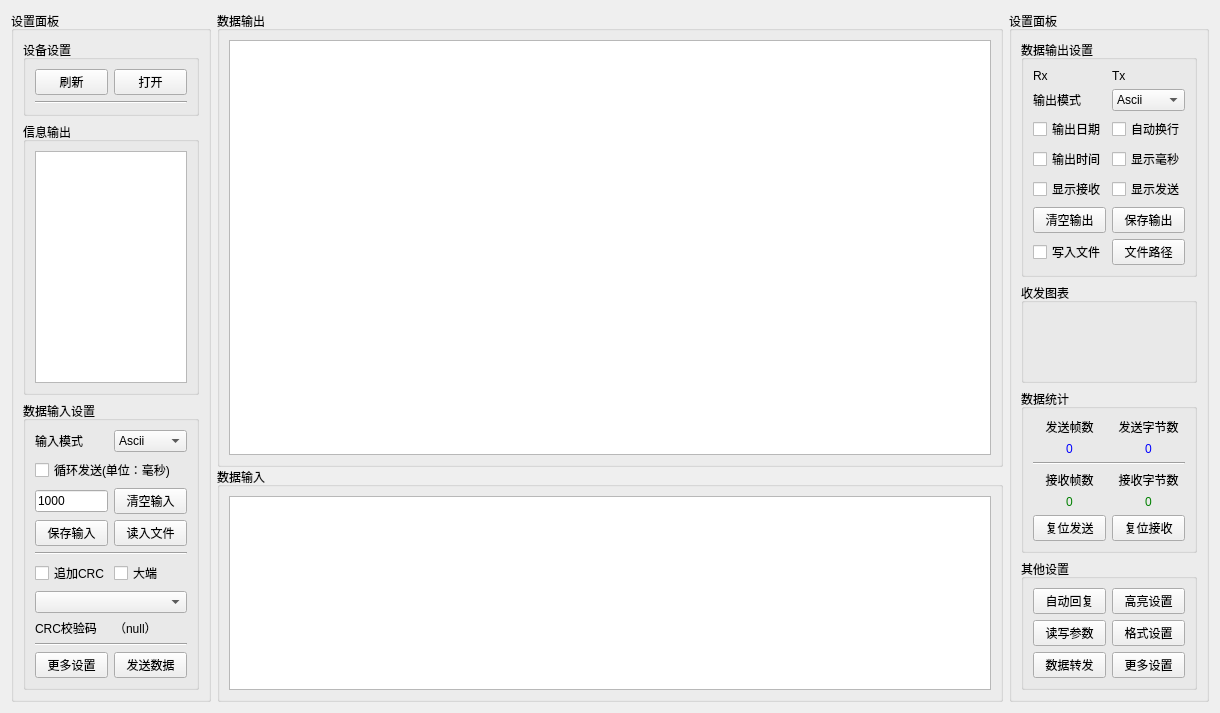
This is Src/Common/SAKDebugPage/SAKDebugPage.ui in x-tools-author/x-tools as Qt 5 draws it before an edit. The edited form follows.
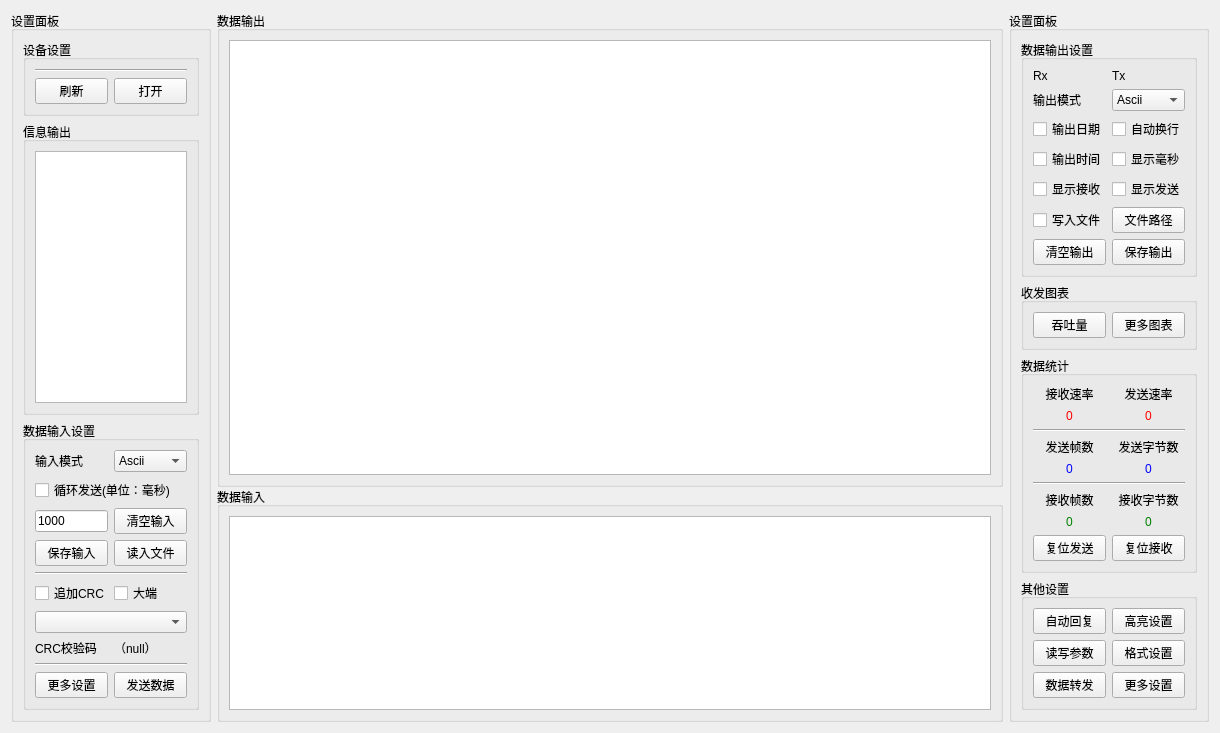
This is the edited form.

The edit to the form file:
```diff
--- a/Src/Common/SAKDebugPage/SAKDebugPage.ui
+++ b/Src/Common/SAKDebugPage/SAKDebugPage.ui
@@ -106,24 +106,24 @@
          <string>设备设置</string>
         </property>
         <layout class="QGridLayout" name="gridLayout_9">
-         <item row="0" column="1">
-          <widget class="QPushButton" name="switchPushButton">
-           <property name="text">
-            <string>打开</string>
+         <item row="1" column="0" colspan="2">
+          <widget class="Line" name="line_2">
+           <property name="orientation">
+            <enum>Qt::Horizontal</enum>
            </property>
           </widget>
          </item>
-         <item row="0" column="0">
+         <item row="2" column="0">
           <widget class="QPushButton" name="refreshPushButton">
            <property name="text">
             <string>刷新</string>
            </property>
           </widget>
          </item>
-         <item row="1" column="0" colspan="2">
-          <widget class="Line" name="line_2">
-           <property name="orientation">
-            <enum>Qt::Horizontal</enum>
+         <item row="2" column="1">
+          <widget class="QPushButton" name="switchPushButton">
+           <property name="text">
+            <string>打开</string>
            </property>
           </widget>
          </item>
@@ -383,13 +383,6 @@
            </property>
           </widget>
          </item>
-         <item row="9" column="0" colspan="2">
-          <widget class="QPushButton" name="clearOutputPushButton">
-           <property name="text">
-            <string>清空输出</string>
-           </property>
-          </widget>
-         </item>
          <item row="3" column="0" colspan="2">
           <widget class="QCheckBox" name="showDateCheckBox">
            <property name="text">
@@ -397,13 +390,6 @@
            </property>
           </widget>
          </item>
-         <item row="9" column="2" colspan="2">
-          <widget class="QPushButton" name="saveOutputPushButton">
-           <property name="text">
-            <string>保存输出</string>
-           </property>
-          </widget>
-         </item>
          <item row="1" column="2" colspan="2">
           <widget class="QComboBox" name="outputModelComboBox">
            <property name="currentIndex">
@@ -448,13 +434,6 @@
            </property>
           </widget>
          </item>
-         <item row="10" column="0" colspan="2">
-          <widget class="QCheckBox" name="checkBox_2">
-           <property name="text">
-            <string>写入文件</string>
-           </property>
-          </widget>
-         </item>
          <item row="3" column="2" colspan="2">
           <widget class="QCheckBox" name="autoWrapCheckBox">
            <property name="text">
@@ -462,13 +441,6 @@
            </property>
           </widget>
          </item>
-         <item row="10" column="2" colspan="2">
-          <widget class="QPushButton" name="pushButton_5">
-           <property name="text">
-            <string>文件路径</string>
-           </property>
-          </widget>
-         </item>
          <item row="0" column="2">
           <widget class="QLabel" name="label_12">
            <property name="text">
@@ -476,20 +448,70 @@
            </property>
           </widget>
          </item>
+         <item row="9" column="2" colspan="2">
+          <widget class="QPushButton" name="outputFilePathPushButton">
+           <property name="text">
+            <string>文件路径</string>
+           </property>
+          </widget>
+         </item>
+         <item row="9" column="0" colspan="2">
+          <widget class="QCheckBox" name="checkBox_2">
+           <property name="text">
+            <string>写入文件</string>
+           </property>
+          </widget>
+         </item>
+         <item row="10" column="2" colspan="2">
+          <widget class="QPushButton" name="saveOutputPushButton">
+           <property name="text">
+            <string>保存输出</string>
+           </property>
+          </widget>
+         </item>
+         <item row="10" column="0" colspan="2">
+          <widget class="QPushButton" name="clearOutputPushButton">
+           <property name="text">
+            <string>清空输出</string>
+           </property>
+          </widget>
+         </item>
         </layout>
        </widget>
       </item>
       <item>
-       <widget class="QGroupBox" name="groupBox_10">
+       <widget class="QGroupBox" name="charGroupBox">
+        <property name="sizePolicy">
+         <sizepolicy hsizetype="Preferred" vsizetype="Preferred">
+          <horstretch>0</horstretch>
+          <verstretch>0</verstretch>
+         </sizepolicy>
+        </property>
         <property name="minimumSize">
          <size>
           <width>0</width>
-          <height>100</height>
+          <height>0</height>
          </size>
         </property>
         <property name="title">
          <string>收发图表</string>
         </property>
+        <layout class="QGridLayout" name="gridLayout_7">
+         <item row="0" column="0">
+          <widget class="QPushButton" name="pushButton">
+           <property name="text">
+            <string>吞吐量</string>
+           </property>
+          </widget>
+         </item>
+         <item row="0" column="1">
+          <widget class="QPushButton" name="pushButton_2">
+           <property name="text">
+            <string>更多图表</string>
+           </property>
+          </widget>
+         </item>
+        </layout>
        </widget>
       </item>
       <item>
@@ -504,7 +526,61 @@
          <string>数据统计</string>
         </property>
         <layout class="QGridLayout" name="gridLayout_5">
-         <item row="1" column="0">
+         <item row="5" column="0" colspan="2">
+          <widget class="Line" name="line">
+           <property name="orientation">
+            <enum>Qt::Horizontal</enum>
+           </property>
+          </widget>
+         </item>
+         <item row="8" column="1">
+          <widget class="QPushButton" name="resetRxCountPushButton">
+           <property name="text">
+            <string>复位接收</string>
+           </property>
+          </widget>
+         </item>
+         <item row="0" column="0">
+          <widget class="QLabel" name="label">
+           <property name="text">
+            <string>接收速率</string>
+           </property>
+           <property name="alignment">
+            <set>Qt::AlignCenter</set>
+           </property>
+          </widget>
+         </item>
+         <item row="7" column="1">
+          <widget class="QLabel" name="rxBytesLabel">
+           <property name="styleSheet">
+            <string notr="true">QLabel#rxBytesLabel{
+    color:green
+}</string>
+           </property>
+           <property name="text">
+            <string>0</string>
+           </property>
+           <property name="alignment">
+            <set>Qt::AlignCenter</set>
+           </property>
+          </widget>
+         </item>
+         <item row="4" column="1">
+          <widget class="QLabel" name="txBytesLabel">
+           <property name="styleSheet">
+            <string notr="true">QLabel#txBytesLabel{
+    color:blue
+}</string>
+           </property>
+           <property name="text">
+            <string>0</string>
+           </property>
+           <property name="alignment">
+            <set>Qt::AlignCenter</set>
+           </property>
+          </widget>
+         </item>
+         <item row="4" column="0">
           <widget class="QLabel" name="txFramesLabel">
            <property name="styleSheet">
             <string notr="true">QLabel#txFramesLabel{
@@ -519,29 +595,7 @@
            </property>
           </widget>
          </item>
-         <item row="4" column="0">
-          <widget class="QLabel" name="rxFramesLabel">
-           <property name="styleSheet">
-            <string notr="true">QLabel#rxFramesLabel{
-    color:green
-}</string>
-           </property>
-           <property name="text">
-            <string>0</string>
-           </property>
-           <property name="alignment">
-            <set>Qt::AlignCenter</set>
-           </property>
-          </widget>
-         </item>
-         <item row="5" column="0">
-          <widget class="QPushButton" name="resetTxCountPushButton">
-           <property name="text">
-            <string>复位发送</string>
-           </property>
-          </widget>
-         </item>
-         <item row="3" column="1">
+         <item row="6" column="1">
           <widget class="QLabel" name="label_7">
            <property name="text">
             <string>接收字节数</string>
@@ -551,7 +605,7 @@
            </property>
           </widget>
          </item>
-         <item row="0" column="1">
+         <item row="3" column="1">
           <widget class="QLabel" name="label_3">
            <property name="text">
             <string>发送字节数</string>
@@ -561,7 +615,22 @@
            </property>
           </widget>
          </item>
-         <item row="0" column="0">
+         <item row="7" column="0">
+          <widget class="QLabel" name="rxFramesLabel">
+           <property name="styleSheet">
+            <string notr="true">QLabel#rxFramesLabel{
+    color:green
+}</string>
+           </property>
+           <property name="text">
+            <string>0</string>
+           </property>
+           <property name="alignment">
+            <set>Qt::AlignCenter</set>
+           </property>
+          </widget>
+         </item>
+         <item row="3" column="0">
           <widget class="QLabel" name="label_2">
            <property name="text">
             <string>发送帧数</string>
@@ -571,14 +640,39 @@
            </property>
           </widget>
          </item>
-         <item row="5" column="1">
-          <widget class="QPushButton" name="resetRxCountPushButton">
+         <item row="1" column="1">
+          <widget class="QLabel" name="txSpeedLabel">
+           <property name="styleSheet">
+            <string notr="true">QLabel#txSpeedLabel{
+    color:red
+}</string>
+           </property>
            <property name="text">
-            <string>复位接收</string>
+            <string>0</string>
            </property>
+           <property name="alignment">
+            <set>Qt::AlignCenter</set>
+           </property>
           </widget>
          </item>
-         <item row="3" column="0">
+         <item row="8" column="0">
+          <widget class="QPushButton" name="resetTxCountPushButton">
+           <property name="text">
+            <string>复位发送</string>
+           </property>
+          </widget>
+         </item>
+         <item row="0" column="1">
+          <widget class="QLabel" name="txSpeedLabel111">
+           <property name="text">
+            <string>发送速率</string>
+           </property>
+           <property name="alignment">
+            <set>Qt::AlignCenter</set>
+           </property>
+          </widget>
+         </item>
+         <item row="6" column="0">
           <widget class="QLabel" name="label_1">
            <property name="text">
             <string>接收帧数</string>
@@ -588,26 +682,11 @@
            </property>
           </widget>
          </item>
-         <item row="4" column="1">
-          <widget class="QLabel" name="rxBytesLabel">
+         <item row="1" column="0">
+          <widget class="QLabel" name="rxSpeedLabel">
            <property name="styleSheet">
-            <string notr="true">QLabel#rxBytesLabel{
-    color:green
-}</string>
-           </property>
-           <property name="text">
-            <string>0</string>
-           </property>
-           <property name="alignment">
-            <set>Qt::AlignCenter</set>
-           </property>
-          </widget>
-         </item>
-         <item row="1" column="1">
-          <widget class="QLabel" name="txBytesLabel">
-           <property name="styleSheet">
-            <string notr="true">QLabel#txBytesLabel{
-    color:blue
+            <string notr="true">QLabel#rxSpeedLabel{
+    color:red
 }</string>
            </property>
            <property name="text">
@@ -619,7 +698,7 @@
           </widget>
          </item>
          <item row="2" column="0" colspan="2">
-          <widget class="Line" name="line">
+          <widget class="Line" name="line_5">
            <property name="orientation">
             <enum>Qt::Horizontal</enum>
            </property>
```
Left out of the diff: 2 changed lines with no effect on the pictures.
